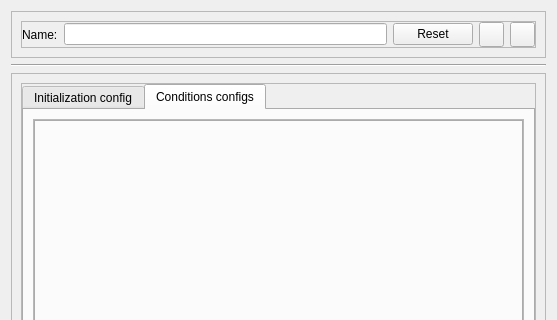
Above: cpp-projects/exvr-designer/forms/base_component_config_widget.ui from FlorianLance/exvr before the change; both pictures show x 0 to 557 and y 0 to 320 of the 557 by 586 pixel window. Below: the same form after it.
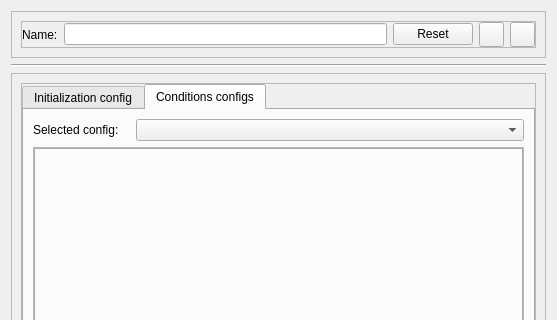
That is the form after the change. Icons and pictures are not drawn.

Commit message: Add component config list

The edit to the form file:
```diff
--- a/cpp-projects/exvr-designer/forms/base_component_config_widget.ui
+++ b/cpp-projects/exvr-designer/forms/base_component_config_widget.ui
@@ -206,6 +206,38 @@
              <string>Conditions configs</string>
             </attribute>
             <layout class="QVBoxLayout" name="verticalLayout_5">
+             <item>
+              <widget class="QWidget" name="wTopConfigs" native="true">
+               <layout class="QHBoxLayout" name="horizontalLayout" stretch="1,4">
+                <property name="leftMargin">
+                 <number>0</number>
+                </property>
+                <property name="topMargin">
+                 <number>0</number>
+                </property>
+                <property name="rightMargin">
+                 <number>0</number>
+                </property>
+                <property name="bottomMargin">
+                 <number>0</number>
+                </property>
+                <item>
+                 <widget class="QLabel" name="label">
+                  <property name="text">
+                   <string>Selected config:</string>
+                  </property>
+                 </widget>
+                </item>
+                <item>
+                 <widget class="QComboBox" name="cbSelectedConfig">
+                  <property name="maxVisibleItems">
+                   <number>50</number>
+                  </property>
+                 </widget>
+                </item>
+               </layout>
+              </widget>
+             </item>
              <item>
               <widget class="QFrame" name="fConfigParameters">
                <property name="frameShape">
```
Left out of the diff: 6 changed lines with no effect on the pictures. The commit also changes 11 other files.
